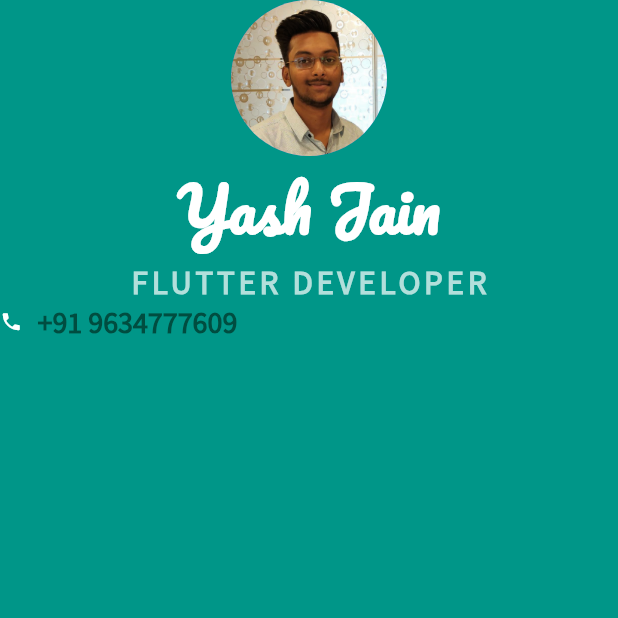
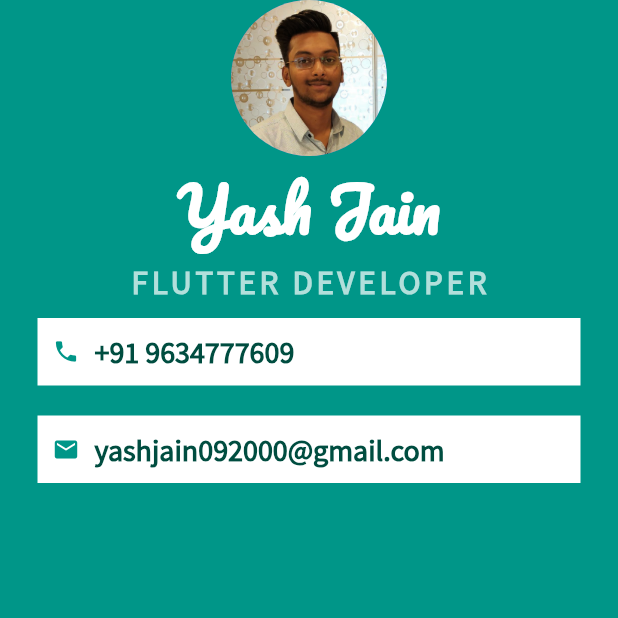
Before and after one commit to yashjain092000/mi_app_flutterorig, a Flutter app: the screen it shows after launch, on a phone screen of 412 x 824 dp, the top half of it. Run offline on Flutter 3.47's test engine with Material 2 defaults, Android fonts, the phone set to English and light mode, and no system bars.

Commit message:
add another container including icons for email

```diff
--- a/lib/main.dart
+++ b/lib/main.dart
@@ -36,9 +36,12 @@ class MyApp extends StatelessWidget {
                   letterSpacing: 2.5),
             ),
             Container(
+              color: Colors.white,
+              margin: EdgeInsets.symmetric(vertical: 10, horizontal: 25),
+              padding: EdgeInsets.all(10),
               child: Row(children: <Widget>[
-                Icon(Icons.phone, color: Colors.white, size: 15),
-                SizedBox(width:10),
+                Icon(Icons.phone, color: Colors.teal, size: 18),
+                SizedBox(width: 10),
                 Text(
                   "+91 9634777609",
                   style: TextStyle(
@@ -50,6 +53,26 @@ class MyApp extends StatelessWidget {
                 )
               ]),
             ),
+            Container(
+                color: Colors.white,
+                padding: EdgeInsets.all(10),
+                margin: EdgeInsets.symmetric(vertical: 10, horizontal: 25),
+                child: Row(children: <Widget>[
+                  Icon(
+                    Icons.email,
+                    size: 18,
+                    color: Colors.teal,
+                  ),
+                  SizedBox(width:10),
+                  Text("yashjain092000@gmail.com",
+                      style: TextStyle(
+                        fontFamily: 'SourceSansPro',
+                        fontWeight: FontWeight.bold,
+                        color: Colors.teal.shade900,
+                        fontSize: 20,
+                      ),
+                  )
+                ]))
           ],
         )),
       ),
```
